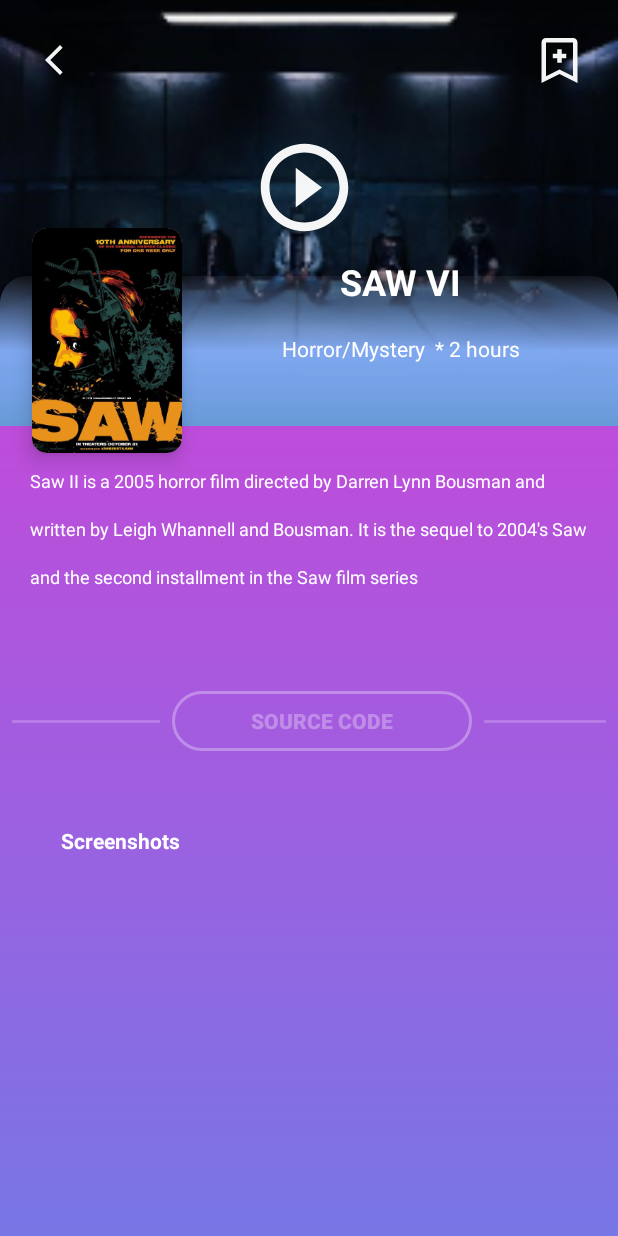
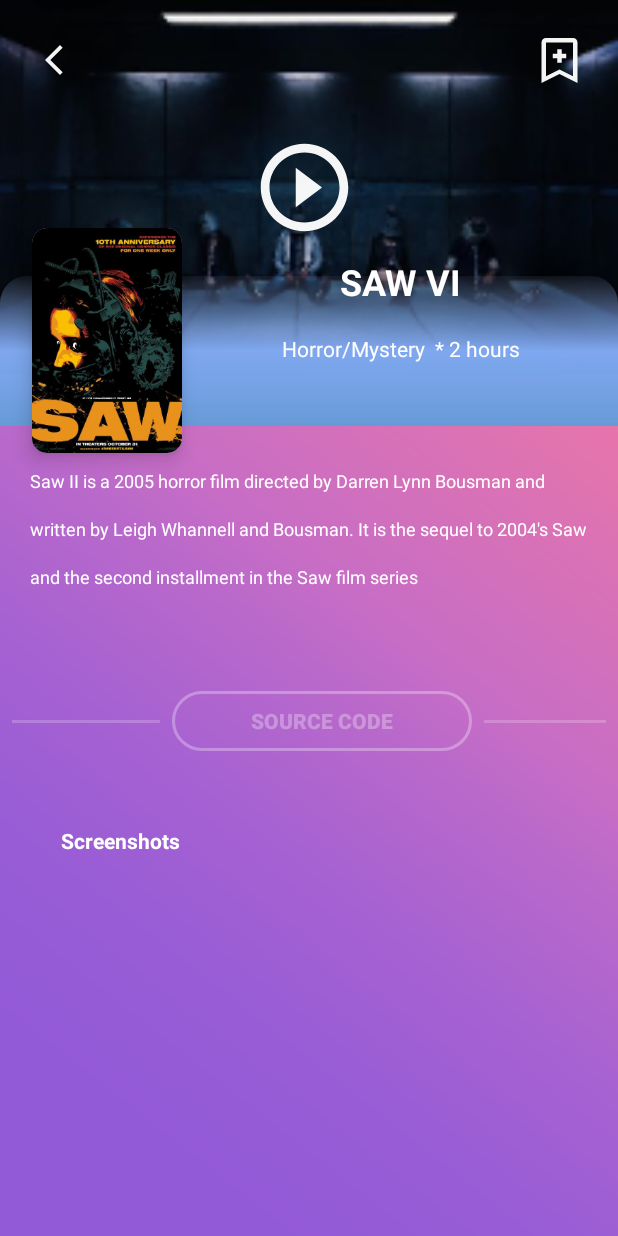
Before and after one commit to asawer997/green_apple_movie_app, an Android app: the PlayerActivity screen opened directly, with no data from a screen before it, on a phone screen of 412 x 824 dp. Run offline under Robolectric (Android 15) with nearby library versions, the phone set to English and light mode, and no system bars.

Commit message:
change background of all the activities is done

```diff
--- a/app/build.gradle
+++ b/app/build.gradle
@@ -48,9 +48,7 @@
 
     implementation 'com.github.bumptech.glide:glide:4.12.0'
 
-
-
-    implementation "com.squareup.okhttp3:okhttp:4.9.0"
-    implementation "com.google.code.gson:gson:2.8.7"
-    implementation 'com.google.android.exoplayer:exoplayer:2.14.2'
+    implementation "com.squareup.okhttp3:okhttp:4.9.1"
+    implementation "com.google.code.gson:gson:2.8.8"
+    implementation 'com.google.android.exoplayer:exoplayer:2.15.0'
 }
--- a/app/src/main/res/drawable/gradient.xml
+++ b/app/src/main/res/drawable/gradient.xml
@@ -4,7 +4,7 @@
     <gradient
         android:startColor="#E336D5"
         android:endColor="#7876E6"
-        android:angle="240"
+        android:angle="-45"
         />
 
 </shape>
--- /dev/null
+++ b/app/src/main/res/drawable/ic_background.xml
@@ -0,0 +1,26 @@
+<vector xmlns:android="http://schemas.android.com/apk/res/android"
+    xmlns:aapt="http://schemas.android.com/aapt"
+    android:width="1080dp"
+    android:height="1920dp"
+    android:viewportWidth="1080"
+    android:viewportHeight="1920">
+  <path
+      android:pathData="M0,0h1080v1920h-1080z">
+    <aapt:attr name="android:fillColor">
+      <gradient
+          android:startY="121.7"
+          android:startX="1124.23"
+          android:endY="1640.44"
+          android:endX="65.79"
+          android:type="linear">
+        <item android:offset="0" android:color="#FFF277A1"/>
+        <item android:offset="0.24" android:color="#FFE875A9"/>
+        <item android:offset="0.52" android:color="#FFC66DC6"/>
+        <item android:offset="0.58" android:color="#FFBA69CA"/>
+        <item android:offset="0.73" android:color="#FFA561D2"/>
+        <item android:offset="0.87" android:color="#FF975CD6"/>
+        <item android:offset="1" android:color="#FF935AD8"/>
+      </gradient>
+    </aapt:attr>
+  </path>
+</vector>
--- a/app/src/main/res/layout/activity_main.xml
+++ b/app/src/main/res/layout/activity_main.xml
@@ -4,7 +4,7 @@
     xmlns:tools="http://schemas.android.com/tools"
     android:layout_width="match_parent"
     android:layout_height="match_parent"
-    android:background="@drawable/gradient"
+    android:background="@drawable/ic_background"
     tools:context=".ui.HomeActivity">
 
 
@@ -12,8 +12,8 @@
         android:id="@+id/searchView"
         android:layout_width="match_parent"
         android:layout_height="wrap_content"
+        app:layout_constraintEnd_toEndOf="parent"
         app:layout_constraintHorizontal_weight="3"
-        app:layout_constraintEnd_toEndOf="parent"
         app:layout_constraintStart_toStartOf="parent"
         app:layout_constraintTop_toTopOf="parent" />
 
@@ -22,8 +22,8 @@
         android:layout_width="wrap_content"
         android:layout_height="wrap_content"
         android:layout_marginEnd="16dp"
+        android:text="MoviesApp"
         android:textColor="@color/white"
-        android:text="MoviesApp"
         android:textSize="16sp"
         app:layout_constraintBottom_toBottomOf="@+id/searchView"
         app:layout_constraintEnd_toEndOf="parent"
@@ -46,8 +46,8 @@
         android:layout_marginStart="16dp"
         android:layout_marginTop="48dp"
         android:text="Hi Movie Fans"
+        android:textColor="@color/white"
         android:textSize="32sp"
-        android:textColor="@color/white"
         app:layout_constraintStart_toStartOf="parent"
         app:layout_constraintTop_toBottomOf="@id/view_line" />
 
@@ -68,8 +68,8 @@
         android:layout_width="match_parent"
         android:layout_height="wrap_content"
         android:layout_marginStart="16dp"
+        android:layout_marginTop="24dp"
         android:layout_marginEnd="8dp"
-        android:layout_marginTop="24dp"
         android:text="Explore the Movies and choose between \nthem the Movie you want"
         android:textColor="#DCDCDC"
         android:textSize="18sp"
--- a/app/src/main/res/layout/activity_player.xml
+++ b/app/src/main/res/layout/activity_player.xml
@@ -4,7 +4,7 @@
     xmlns:tools="http://schemas.android.com/tools"
     android:layout_width="match_parent"
     android:layout_height="match_parent"
-    android:background="@drawable/gradient"
+    android:background="@drawable/ic_background"
     tools:context=".ui.PlayerActivity">
 
 
```
